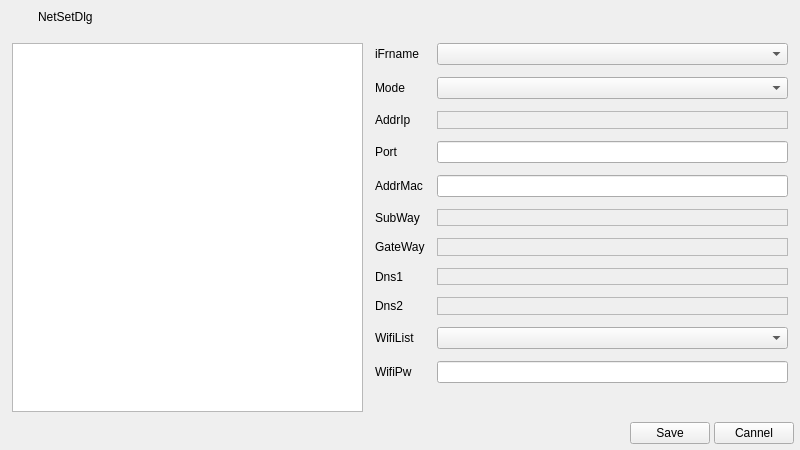
jjzhang166/avWare, file App/Modules/AvGui/AvForm/dlgnetset.ui: the form before one commit.
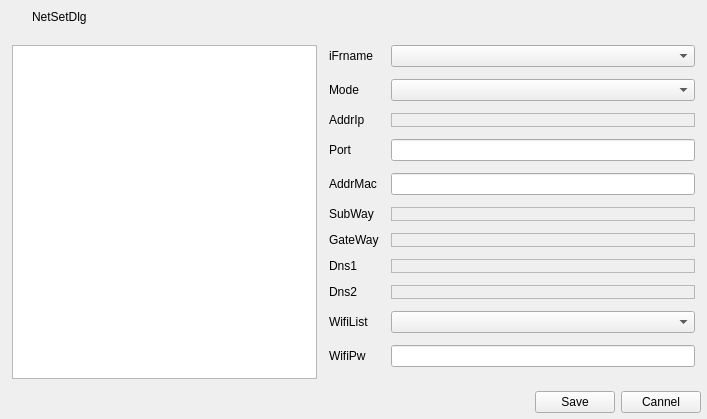
The form after the commit. Custom widgets are drawn as their Qt base class.

```diff
--- a/App/Modules/AvGui/AvForm/dlgnetset.ui
+++ b/App/Modules/AvGui/AvForm/dlgnetset.ui
@@ -6,8 +6,8 @@
    <rect>
     <x>0</x>
     <y>0</y>
-    <width>800</width>
-    <height>450</height>
+    <width>707</width>
+    <height>414</height>
    </rect>
   </property>
   <property name="windowTitle">
@@ -15,19 +15,16 @@
   </property>
   <layout class="QGridLayout" name="gridLayout_3">
    <property name="leftMargin">
-    <number>6</number>
+    <number>0</number>
    </property>
    <property name="topMargin">
     <number>0</number>
    </property>
    <property name="rightMargin">
-    <number>6</number>
+    <number>0</number>
    </property>
    <property name="bottomMargin">
-    <number>6</number>
-   </property>
-   <property name="spacing">
-    <number>4</number>
+    <number>0</number>
    </property>
    <item row="0" column="0">
     <widget class="QWidget" name="WidGetTitle" native="true">
@@ -244,6 +241,17 @@
     </widget>
    </item>
    <item row="1" column="0">
+    <layout class="QVBoxLayout" name="verticalLayout">
+     <property name="leftMargin">
+      <number>6</number>
+     </property>
+     <property name="rightMargin">
+      <number>6</number>
+     </property>
+     <property name="bottomMargin">
+      <number>6</number>
+     </property>
+     <item>
     <layout class="QGridLayout" name="gridLayout">
      <property name="leftMargin">
       <number>6</number>
@@ -410,7 +418,7 @@
      </item>
     </layout>
    </item>
-   <item row="2" column="0">
+     <item>
     <layout class="QHBoxLayout" name="horizontalLayout">
      <item>
       <spacer name="horizontalSpacer">
@@ -442,6 +450,11 @@
     </layout>
    </item>
   </layout>
+   </item>
+  </layout>
+  <zorder>WidGetTitle</zorder>
+  <zorder>verticalLayoutWidget</zorder>
+  <zorder></zorder>
  </widget>
  <customwidgets>
   <customwidget>
```
Lines whose indentation alone changed are shown as unchanged.
